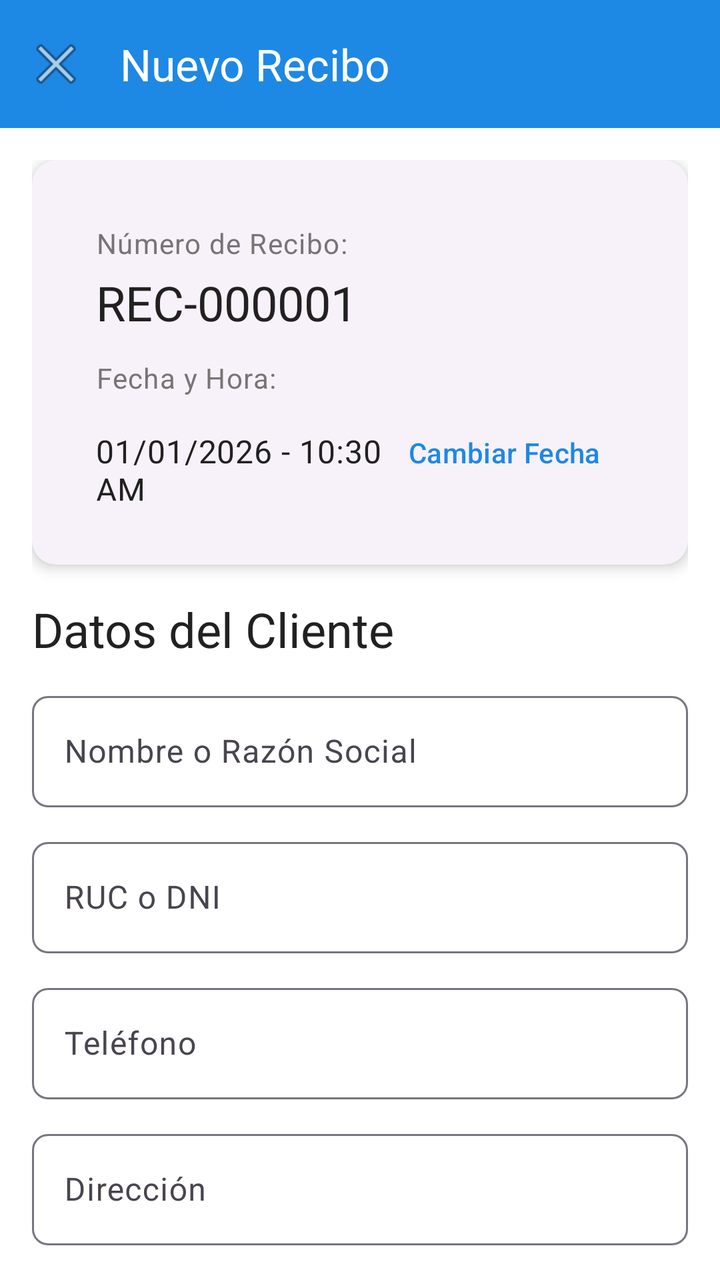
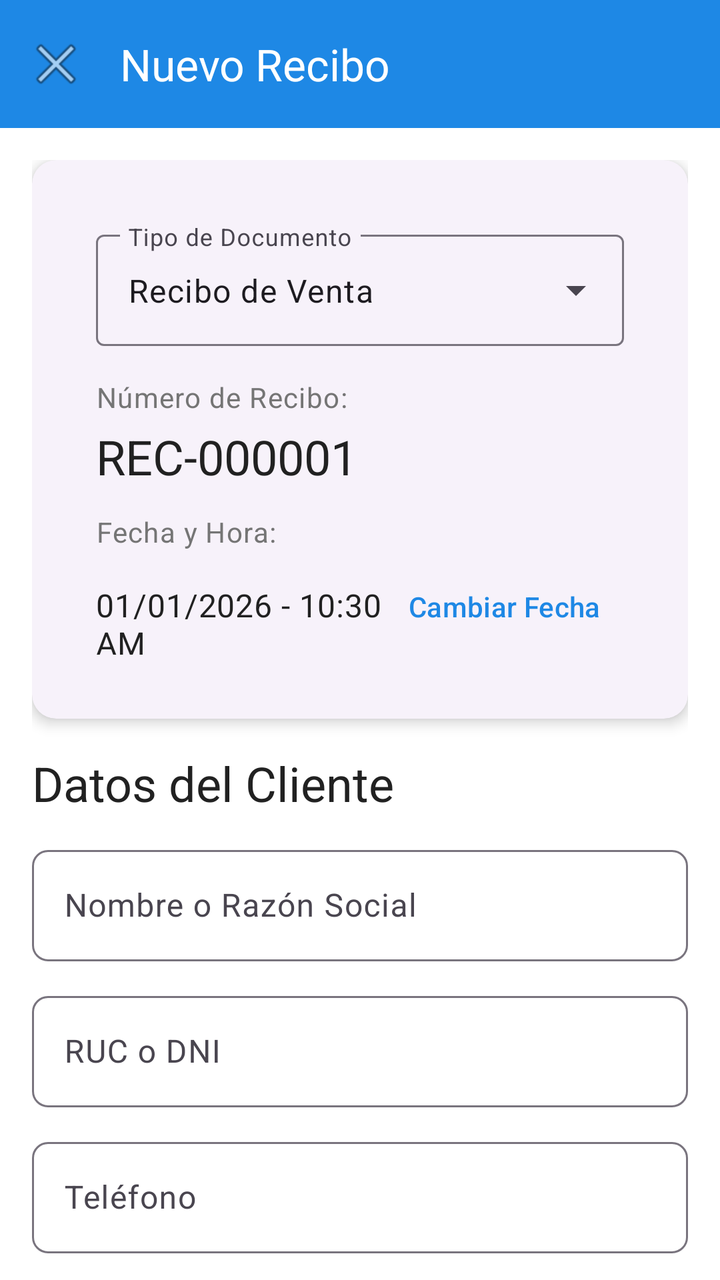

Before-and-after screenshots of an Android layout around one commit, followed by the original layout XML and the change that was made.
<!-- AndroidManifest.xml: application theme Theme.ReciboP3 -->
<!-- res/layout/activity_nuevo_recibo.xml -->
<?xml version="1.0" encoding="utf-8"?>
<androidx.coordinatorlayout.widget.CoordinatorLayout
    xmlns:android="http://schemas.android.com/apk/res/android"
    xmlns:app="http://schemas.android.com/apk/res-auto"
    android:layout_width="match_parent"
    android:layout_height="match_parent">

    <com.google.android.material.appbar.AppBarLayout
        android:layout_width="match_parent"
        android:layout_height="wrap_content"
        style="@style/Widget.ReciboP3.AppBar">

        <com.google.android.material.appbar.MaterialToolbar
            android:id="@+id/toolbar"
            android:layout_width="match_parent"
            android:layout_height="?attr/actionBarSize"
            style="@style/Widget.ReciboP3.Toolbar"
            app:title="@string/nuevo_recibo_titulo"
            app:navigationIcon="@android:drawable/ic_menu_close_clear_cancel" />
    </com.google.android.material.appbar.AppBarLayout>

    <androidx.core.widget.NestedScrollView
        android:layout_width="match_parent"
        android:layout_height="match_parent"
        app:layout_behavior="@string/appbar_scrolling_view_behavior">

        <LinearLayout
            android:layout_width="match_parent"
            android:layout_height="wrap_content"
            android:orientation="vertical"
            android:padding="16dp">

            
            <com.google.android.material.card.MaterialCardView
                android:layout_width="match_parent"
                android:layout_height="wrap_content"
                style="@style/Widget.ReciboP3.Card"
                android:layout_marginBottom="16dp">

                <LinearLayout
                    android:layout_width="match_parent"
                    android:layout_height="wrap_content"
                    android:orientation="vertical"
                    android:padding="16dp">

                    <TextView
                        android:layout_width="match_parent"
                        android:layout_height="wrap_content"
                        android:text="@string/recibo_numero"
                        android:textAppearance="@style/TextAppearance.ReciboP3.Caption"
                        android:layout_marginBottom="4dp" />

                    <TextView
                        android:id="@+id/tvNumeroRecibo"
                        android:layout_width="match_parent"
                        android:layout_height="wrap_content"
                        android:text="REC-000001"
                        android:textAppearance="@style/TextAppearance.ReciboP3.Headline2"
                        android:layout_marginBottom="12dp" />

                    <TextView
                        android:layout_width="match_parent"
                        android:layout_height="wrap_content"
                        android:text="@string/recibo_fecha"
                        android:textAppearance="@style/TextAppearance.ReciboP3.Caption"
                        android:layout_marginBottom="4dp" />

                    <LinearLayout
                        android:layout_width="match_parent"
                        android:layout_height="wrap_content"
                        android:orientation="horizontal">

                        <TextView
                            android:id="@+id/tvFecha"
                            android:layout_width="0dp"
                            android:layout_height="wrap_content"
                            android:layout_weight="1"
                            android:text="01/01/2026 - 10:30 AM"
                            android:textAppearance="@style/TextAppearance.ReciboP3.Body" />

                        <com.google.android.material.button.MaterialButton
                            android:id="@+id/btnCambiarFecha"
                            android:layout_width="wrap_content"
                            android:layout_height="wrap_content"
                            android:text="@string/recibo_cambiar_fecha"
                            style="@style/Widget.Material3.Button.TextButton" />
                    </LinearLayout>
                </LinearLayout>
            </com.google.android.material.card.MaterialCardView>

            
            <TextView
                android:layout_width="match_parent"
                android:layout_height="wrap_content"
                android:text="@string/cliente_titulo"
                android:textAppearance="@style/TextAppearance.ReciboP3.Headline2"
                android:layout_marginBottom="12dp" />

            <com.google.android.material.textfield.TextInputLayout
                android:layout_width="match_parent"
                android:layout_height="wrap_content"
                android:layout_marginBottom="12dp"
                style="@style/Widget.ReciboP3.TextInputLayout"
                android:hint="@string/cliente_nombre">

                <com.google.android.material.textfield.TextInputEditText
                    android:id="@+id/etClienteNombre"
                    android:layout_width="match_parent"
                    android:layout_height="wrap_content"
                    android:inputType="textCapWords" />
            </com.google.android.material.textfield.TextInputLayout>

            <com.google.android.material.textfield.TextInputLayout
                android:layout_width="match_parent"
                android:layout_height="wrap_content"
                android:layout_marginBottom="12dp"
                style="@style/Widget.ReciboP3.TextInputLayout"
                android:hint="@string/cliente_documento">

                <com.google.android.material.textfield.TextInputEditText
                    android:id="@+id/etClienteDocumento"
                    android:layout_width="match_parent"
                    android:layout_height="wrap_content"
                    android:inputType="number" />
            </com.google.android.material.textfield.TextInputLayout>

            <com.google.android.material.textfield.TextInputLayout
                android:layout_width="match_parent"
                android:layout_height="wrap_content"
                android:layout_marginBottom="12dp"
                style="@style/Widget.ReciboP3.TextInputLayout"
                android:hint="@string/cliente_telefono">

                <com.google.android.material.textfield.TextInputEditText
                    android:id="@+id/etClienteTelefono"
                    android:layout_width="match_parent"
                    android:layout_height="wrap_content"
                    android:inputType="phone" />
            </com.google.android.material.textfield.TextInputLayout>

            <com.google.android.material.textfield.TextInputLayout
                android:layout_width="match_parent"
                android:layout_height="wrap_content"
                android:layout_marginBottom="16dp"
                style="@style/Widget.ReciboP3.TextInputLayout"
                android:hint="@string/cliente_direccion">

                <com.google.android.material.textfield.TextInputEditText
                    android:id="@+id/etClienteDireccion"
                    android:layout_width="match_parent"
                    android:layout_height="wrap_content"
                    android:inputType="textPostalAddress" />
            </com.google.android.material.textfield.TextInputLayout>

            
            <LinearLayout
                android:layout_width="match_parent"
                android:layout_height="wrap_content"
                android:orientation="horizontal"
                android:layout_marginBottom="12dp">

                <TextView
                    android:layout_width="0dp"
                    android:layout_height="wrap_content"
                    android:layout_weight="1"
                    android:text="@string/detalle_titulo"
                    android:textAppearance="@style/TextAppearance.ReciboP3.Headline2" />

                <com.google.android.material.button.MaterialButton
                    android:id="@+id/btnAgregarItem"
                    android:layout_width="wrap_content"
                    android:layout_height="wrap_content"
                    android:text="@string/detalle_agregar"
                    style="@style/Widget.ReciboP3.Button" />
            </LinearLayout>

            <androidx.recyclerview.widget.RecyclerView
                android:id="@+id/recyclerViewDetalles"
                android:layout_width="match_parent"
                android:layout_height="wrap_content"
                android:layout_marginBottom="16dp"
                android:nestedScrollingEnabled="false" />

            
            <TextView
                android:layout_width="match_parent"
                android:layout_height="wrap_content"
                android:text="@string/pago_titulo"
                android:textAppearance="@style/TextAppearance.ReciboP3.Headline2"
                android:layout_marginBottom="12dp" />

            <RadioGroup
                android:id="@+id/rgPagoTipo"
                android:layout_width="match_parent"
                android:layout_height="wrap_content"
                android:orientation="horizontal"
                android:layout_marginBottom="12dp">

                <com.google.android.material.radiobutton.MaterialRadioButton
                    android:id="@+id/rbPagoTotal"
                    android:layout_width="0dp"
                    android:layout_height="wrap_content"
                    android:layout_weight="1"
                    android:text="@string/pago_total"
                    android:checked="true" />

                <com.google.android.material.radiobutton.MaterialRadioButton
                    android:id="@+id/rbPagoParcial"
                    android:layout_width="0dp"
                    android:layout_height="wrap_content"
                    android:layout_weight="1"
                    android:text="@string/pago_parcial" />
            </RadioGroup>

            <TextView
                android:id="@+id/tvMontoTotal"
                android:layout_width="match_parent"
                android:layout_height="wrap_content"
                android:text="Monto Total: S/ 0.00"
                android:textAppearance="@style/TextAppearance.ReciboP3.Body"
                android:textStyle="bold"
                android:layout_marginBottom="8dp" />

            <com.google.android.material.textfield.TextInputLayout
                android:layout_width="match_parent"
                android:layout_height="wrap_content"
                android:layout_marginBottom="8dp"
                style="@style/Widget.ReciboP3.TextInputLayout"
                android:hint="@string/monto_pagado">

                <com.google.android.material.textfield.TextInputEditText
                    android:id="@+id/etMontoPagado"
                    android:layout_width="match_parent"
                    android:layout_height="wrap_content"
                    android:inputType="numberDecimal" />
            </com.google.android.material.textfield.TextInputLayout>

            <TextView
                android:id="@+id/tvSaldoPendiente"
                android:layout_width="match_parent"
                android:layout_height="wrap_content"
                android:text="Saldo Pendiente: S/ 0.00"
                android:textAppearance="@style/TextAppearance.ReciboP3.Body"
                android:textColor="@color/error"
                android:textStyle="bold"
                android:layout_marginBottom="24dp" />

            <com.google.android.material.button.MaterialButton
                android:id="@+id/btnGenerarPdf"
                android:layout_width="match_parent"
                android:layout_height="wrap_content"
                android:text="@string/generar_pdf"
                style="@style/Widget.ReciboP3.Button" />

        </LinearLayout>
    </androidx.core.widget.NestedScrollView>

</androidx.coordinatorlayout.widget.CoordinatorLayout>
<!-- resources referenced by this layout -->
<resources>
  <color name="error">#F44336</color>
  <string name="cliente_direccion">Dirección</string>
  <string name="cliente_documento">RUC o DNI</string>
  <string name="cliente_nombre">Nombre o Razón Social</string>
  <string name="cliente_telefono">Teléfono</string>
  <string name="cliente_titulo">Datos del Cliente</string>
  <string name="detalle_agregar">Agregar Ítem</string>
  <string name="detalle_titulo">Detalle de Productos/Servicios</string>
  <string name="generar_pdf">Guardar y Generar PDF</string>
  <string name="monto_pagado">Monto Pagado:</string>
  <string name="nuevo_recibo_titulo">Nuevo Recibo</string>
  <string name="pago_parcial">Pago Parcial</string>
  <string name="pago_titulo">Información de Pago</string>
  <string name="pago_total">Pago Total</string>
  <string name="recibo_cambiar_fecha">Cambiar Fecha</string>
  <string name="recibo_fecha">Fecha y Hora:</string>
  <string name="recibo_numero">Número de Recibo:</string>
  <style name="TextAppearance.ReciboP3.Body" parent="TextAppearance.Material3.BodyMedium">
          <item name="android:textSize">16sp</item>
          <item name="android:textColor">@color/text_primary</item>
      </style>
  <style name="TextAppearance.ReciboP3.Caption" parent="TextAppearance.Material3.BodySmall">
          <item name="android:textSize">14sp</item>
          <item name="android:textColor">@color/text_secondary</item>
      </style>
  <style name="TextAppearance.ReciboP3.Headline2" parent="TextAppearance.Material3.HeadlineMedium">
          <item name="android:textSize">24sp</item>
          <item name="android:textColor">@color/text_primary</item>
          <item name="android:fontFamily">sans-serif-medium</item>
      </style>
  <style name="Widget.ReciboP3.AppBar" parent="Widget.Material3.AppBarLayout">
          <item name="android:background">@color/primary</item>
          <item name="android:elevation">4dp</item>
      </style>
  <style name="Widget.ReciboP3.Button" parent="Widget.Material3.Button">
          <item name="cornerRadius">8dp</item>
          <item name="android:textAllCaps">false</item>
          <item name="android:paddingTop">12dp</item>
          <item name="android:paddingBottom">12dp</item>
      </style>
  <style name="Widget.ReciboP3.Card" parent="Widget.Material3.CardView.Elevated">
          <item name="cardCornerRadius">12dp</item>
          <item name="cardElevation">4dp</item>
          <item name="contentPadding">16dp</item>
      </style>
  <style name="Widget.ReciboP3.TextInputLayout" parent="Widget.Material3.TextInputLayout.OutlinedBox">
          <item name="boxCornerRadiusTopStart">8dp</item>
          <item name="boxCornerRadiusTopEnd">8dp</item>
          <item name="boxCornerRadiusBottomStart">8dp</item>
          <item name="boxCornerRadiusBottomEnd">8dp</item>
      </style>
  <style name="Widget.ReciboP3.Toolbar" parent="Widget.Material3.Toolbar">
          <item name="titleTextColor">@color/white</item>
          <item name="android:background">@color/primary</item>
      </style>
  <color name="text_primary">#212121</color>
  <color name="text_secondary">#757575</color>
  <color name="primary">#1E88E5</color>
  <color name="white">#FFFFFF</color>
  <color name="primary_dark">#1565C0</color>
  <color name="on_primary">#FFFFFF</color>
  <color name="secondary">#26A69A</color>
  <color name="secondary_dark">#00897B</color>
  <color name="on_secondary">#FFFFFF</color>
  <color name="background">#FFFFFF</color>
  <color name="surface">#FFFFFF</color>
  <color name="on_background">#212121</color>
  <color name="on_surface">#212121</color>
</resources>

<!-- the commit's change to res/layout/activity_nuevo_recibo.xml (unified diff, before → after) -->
@@ -42,6 +42,22 @@
                     android:layout_height="wrap_content"
                     android:orientation="vertical"
                     android:padding="16dp">
+
+                    
+                    <com.google.android.material.textfield.TextInputLayout
+                        android:layout_width="match_parent"
+                        android:layout_height="wrap_content"
+                        android:layout_marginBottom="16dp"
+                        style="@style/Widget.Material3.TextInputLayout.OutlinedBox.ExposedDropdownMenu"
+                        android:hint="@string/tipo_documento">
+
+                        <AutoCompleteTextView
+                            android:id="@+id/actvTipoDocumento"
+                            android:layout_width="match_parent"
+                            android:layout_height="wrap_content"
+                            android:inputType="none"
+                            android:text="@string/tipo_recibo" />
+                    </com.google.android.material.textfield.TextInputLayout>
 
                     <TextView
                         android:layout_width="match_parent"
<!-- resource entries referenced after the edit -->
@@ -17,6 +17,8 @@
   <string name="recibo_cambiar_fecha">Cambiar Fecha</string>
   <string name="recibo_fecha">Fecha y Hora:</string>
   <string name="recibo_numero">Número de Recibo:</string>
+  <string name="tipo_documento">Tipo de Documento</string>
+  <string name="tipo_recibo">Recibo de Venta</string>
   <style name="TextAppearance.ReciboP3.Body" parent="TextAppearance.Material3.BodyMedium">
           <item name="android:textSize">16sp</item>
           <item name="android:textColor">@color/text_primary</item>
